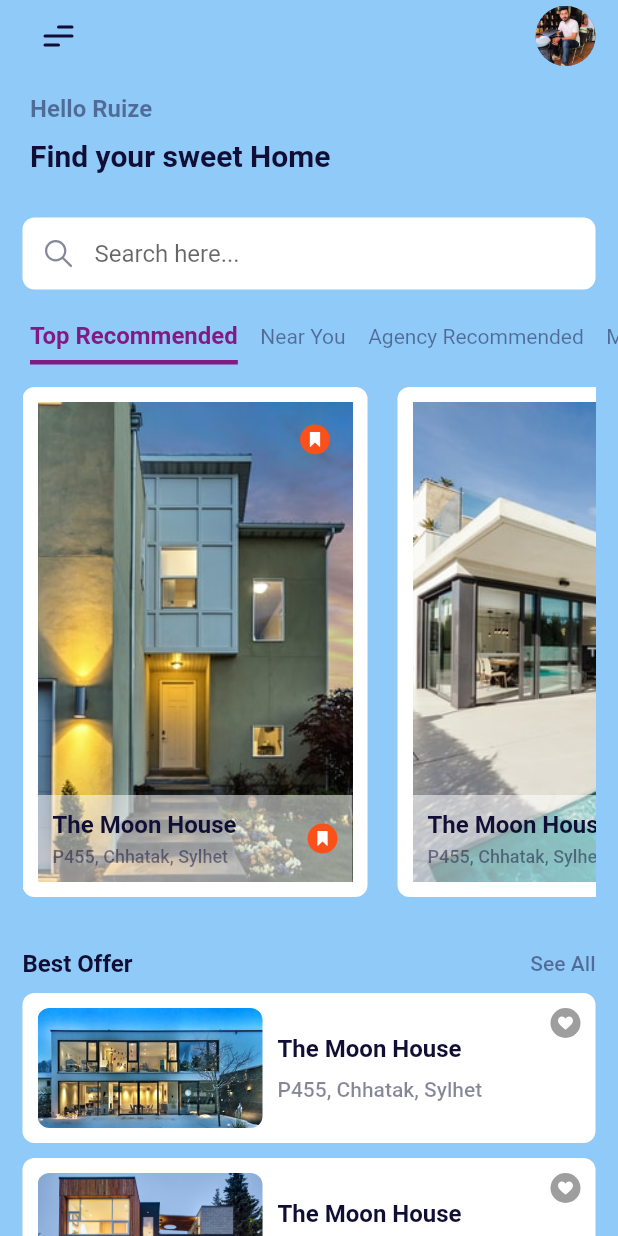
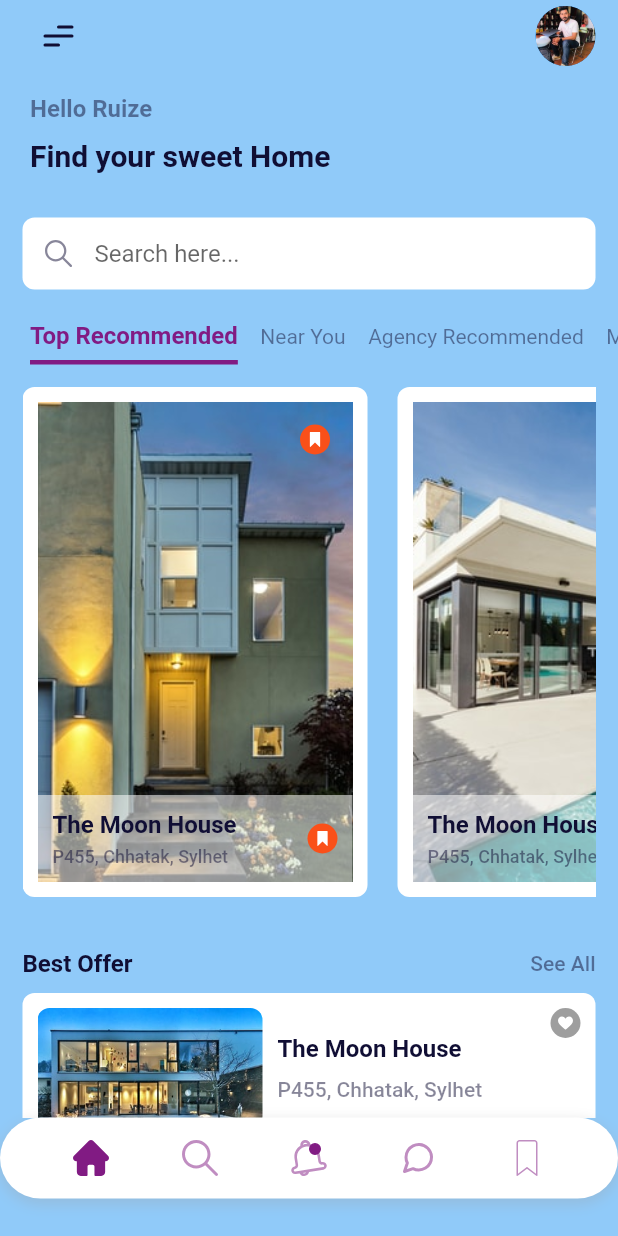
Before and after one commit to gaoliveira21/flutter-house-rent, a Flutter app: the screen it shows after launch, on a phone screen of 412 x 824 dp. Run offline on Flutter 3.47's test engine with Material 2 defaults, Android fonts, the phone set to English and light mode, and no system bars; our stand-ins replace flutter_svg.

Commit message:
feat: add custom_bottom_navigation_bar widget

```diff
--- a/lib/screens/home/home.dart
+++ b/lib/screens/home/home.dart
@@ -1,5 +1,6 @@
 import 'package:flutter/material.dart';
 
+import 'package:house_rent/widgets/custom_bottom_navigation_bar.dart';
 import 'package:house_rent/widgets/recommended_house.dart';
 import 'package:house_rent/widgets/custom_app_bar.dart';
 import 'package:house_rent/widgets/search_input.dart';
@@ -27,6 +28,7 @@ class Home extends StatelessWidget {
           ],
         ),
       ),
+      bottomNavigationBar: CustomBottomNavigationBar(),
     );
   }
 }
--- /dev/null
+++ b/lib/widgets/custom_bottom_navigation_bar.dart
@@ -0,0 +1,45 @@
+import 'package:flutter/material.dart';
+import 'package:flutter_svg/flutter_svg.dart';
+
+class CustomBottomNavigationBar extends StatelessWidget {
+  final bottomBarItems = [
+    'home',
+    'home_search',
+    'notification',
+    'chat',
+    'home_mark'
+  ];
+
+  CustomBottomNavigationBar({Key? key}) : super(key: key);
+
+  @override
+  Widget build(BuildContext context) {
+    return Container(
+      padding: const EdgeInsets.symmetric(vertical: 15),
+      margin: const EdgeInsets.only(bottom: 25),
+      decoration: BoxDecoration(
+        color: Colors.white,
+        borderRadius: BorderRadius.circular(30),
+        boxShadow: [
+          BoxShadow(
+            color: Colors.grey.withOpacity(0.3),
+            spreadRadius: 1,
+            blurRadius: 7,
+            offset: const Offset(0, 3),
+          ),
+        ],
+      ),
+      child: Row(
+        mainAxisAlignment: MainAxisAlignment.spaceEvenly,
+        children: bottomBarItems
+            .map(
+              (item) => SvgPicture.asset(
+                'assets/icons/$item.svg',
+                color: Theme.of(context).primaryColor,
+              ),
+            )
+            .toList(),
+      ),
+    );
+  }
+}
```
